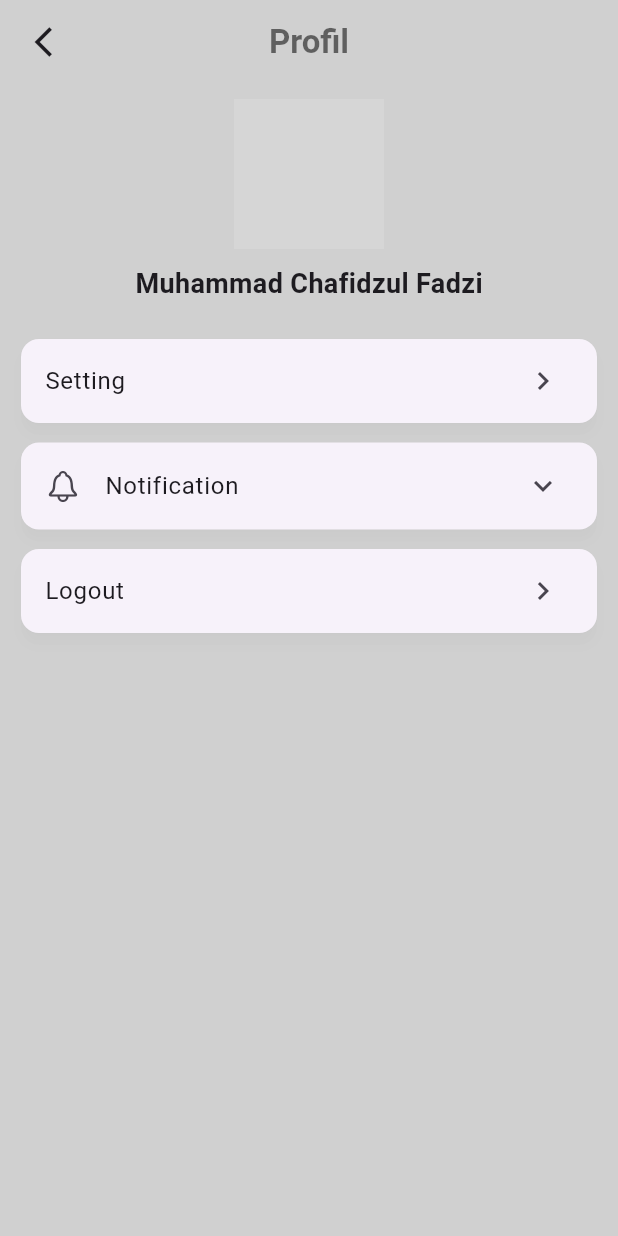
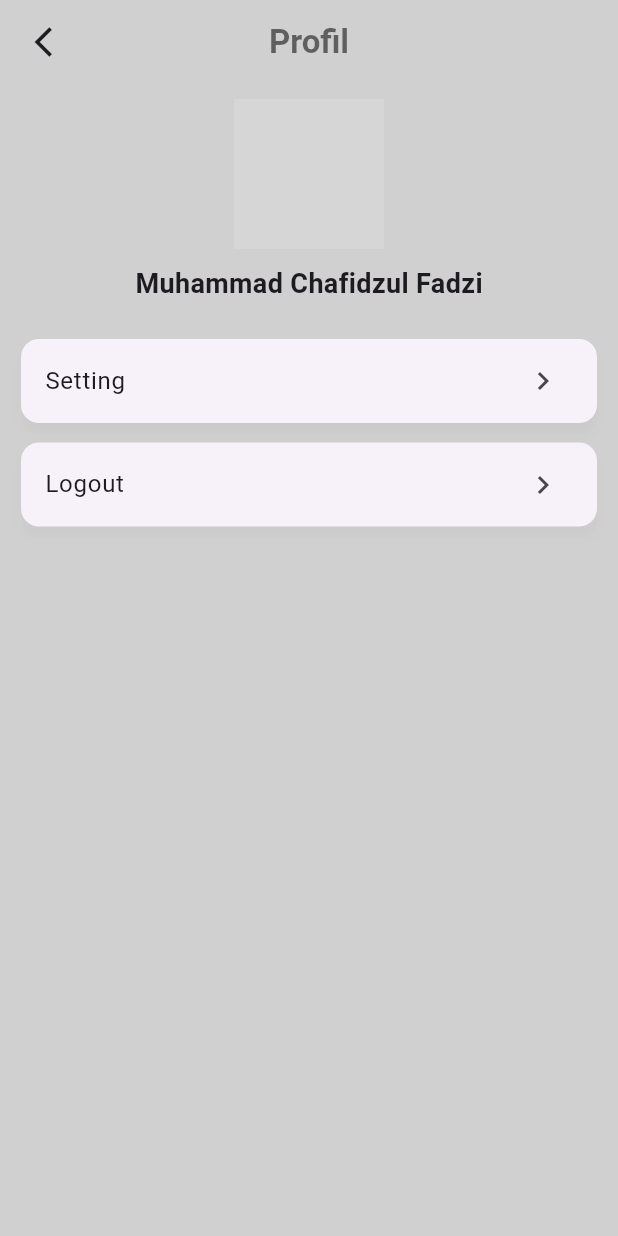
Before and after one commit to fadil445/myapp, a Flutter app: the Profilepage screen opened directly, on a phone screen of 412 x 824 dp. Run offline on Flutter 3.47's test engine with Material 3 defaults, Android fonts, the phone set to English and light mode, and no system bars; our stand-ins replace anim_search_bar, curved_navigation_bar, flutter_dotenv, image_picker, printing; missing offline and left inert: shrink_sidemenu; Roboto replaces fonts that are missing (inter); grey boxes are pictures that could not be loaded.

Commit message:
update profilpage

```diff
--- a/lib/USER/all page/profilePage.dart
+++ b/lib/USER/all page/profilePage.dart
@@ -27,15 +27,13 @@ class _ProfilepageState extends State<Profilepage> {
           });
         }
         break;
-      case "Notification":
-        // This will be handled by the ExpansionTile
-        break;
       case "Logout":
         print("Logging out");
         Navigator.push(
           context,
           MaterialPageRoute(builder: (context) => LoginScreen()),
         );
+        break;
     }
   }
 
@@ -90,37 +88,11 @@ class _ProfilepageState extends State<Profilepage> {
                 child: Card(
                   elevation: 4,
                   shadowColor: Colors.black12,
-                  child: tile.title == "Notification"
-                      ? ExpansionTile(
-                          leading: Icon(tile.icon),
-                          title: Text(tile.title),
-                          children: [
-                            ListTile(
-                              leading: Icon(Icons.warning_outlined),
-                              title: Text('lengkapi profil anda'),
-                              onTap: () {
-                                // Handle notification 1 tap
-                              },
-                            ),
-                            ListTile(
-                              title: Text('keranjang anda kosong'),
-                              onTap: () {
-                                // Handle notification 2 tap
-                              },
-                            ),
-                            ListTile(
-                              title: Text('cek promo terbaru kami'),
-                              onTap: () {
-                                // Handle notification 3 tap
-                              },
-                            ),
-                          ],
-                        )
-                      : ListTile(
-                          title: Text(tile.title),
-                          trailing: const Icon(Icons.chevron_right),
-                          onTap: () => _handleTileTap(tile.title),
-                        ),
+                  child: ListTile(
+                    title: Text(tile.title),
+                    trailing: const Icon(Icons.chevron_right),
+                    onTap: () => _handleTileTap(tile.title),
+                  ),
                 ),
               );
             },
@@ -146,10 +118,6 @@ List<CustomListTile> customListTiles = [
     title: "Setting",
   ),
   CustomListTile(
-    title: "Notification",
-    icon: CupertinoIcons.bell,
-  ),
-  CustomListTile(
     title: "Logout",
     icon: CupertinoIcons.power,
   ),
```
